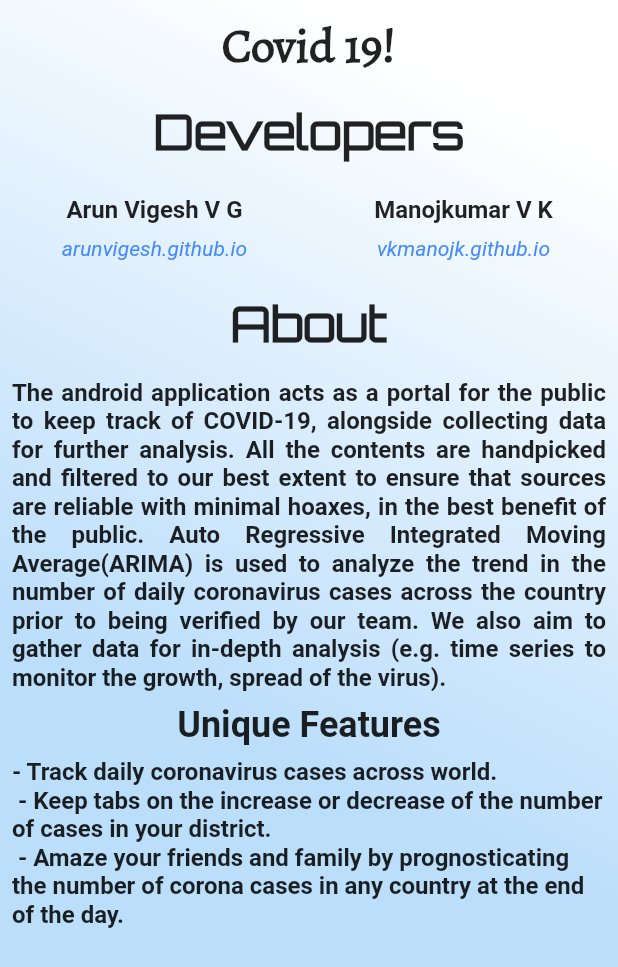
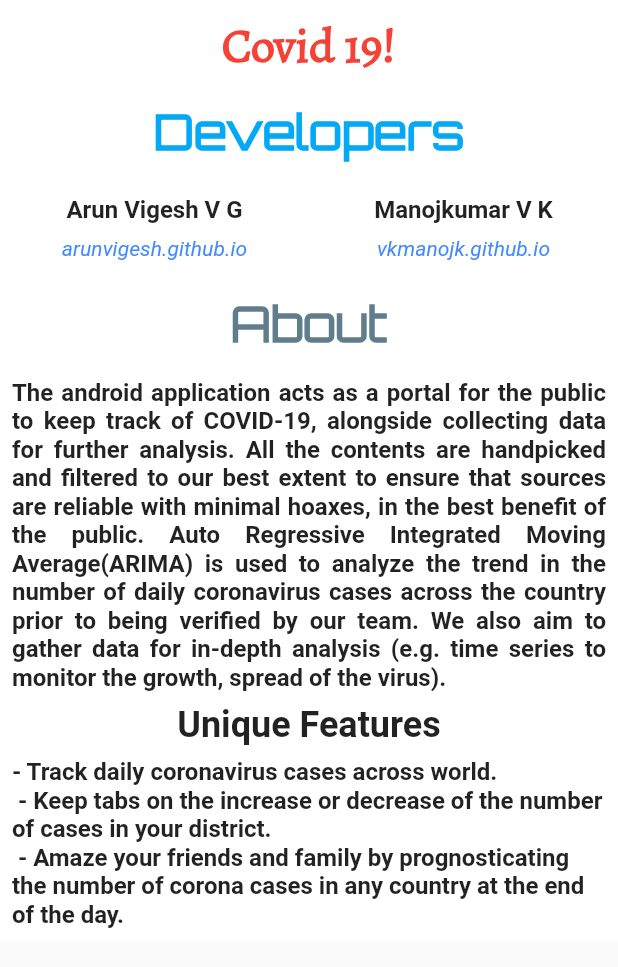
Before and after one commit to ArunVigesh/covid-19-flutter-app, a Flutter app: the Menu screen opened directly, on a phone screen of 412 x 824 dp. Shown: the top 967 px of the screen. Run offline on Flutter 3.47's test engine with Material 2 defaults, Android fonts, the phone set to English and light mode, and no system bars; our stand-ins replace connectivity; network calls fail.

Commit message:
Minor Updates

```diff
--- a/lib/menu.dart
+++ b/lib/menu.dart
@@ -13,12 +13,13 @@ class _MenuState extends State<Menu> {
       body: Container(
         decoration: BoxDecoration(
             gradient: LinearGradient(
-          colors: [Colors.white, Colors.blue[100]],
+          colors: [Colors.white, Colors.white],
           begin: const FractionalOffset(0.5, 0.0),
           end: const FractionalOffset(0.0, 0.5),
           stops: [0.0, 1.0],
         )),
         child: SafeArea(
+          child: SingleChildScrollView(
             child: Column(
               children: <Widget>[
                 Padding(
@@ -28,7 +29,8 @@ class _MenuState extends State<Menu> {
                     style: TextStyle(
                         fontSize: 32.0,
                         fontWeight: FontWeight.bold,
-                      fontFamily: 'Alegreya'),
+                        fontFamily: 'Alegreya',
+                        color: Colors.red),
                   ),
                 ),
                 Padding(
@@ -38,7 +40,8 @@ class _MenuState extends State<Menu> {
                     style: TextStyle(
                         fontSize: 32.0,
                         fontWeight: FontWeight.bold,
-                      fontFamily: 'Orbitron'),
+                        fontFamily: 'Orbitron',
+                        color: Colors.lightBlue),
                   ),
                 ),
                 Row(
@@ -49,7 +52,8 @@ class _MenuState extends State<Menu> {
                               child: Text(
                                 "Arun Vigesh V G",
                                 style: TextStyle(
-                          fontSize: 16.0, fontWeight: FontWeight.bold),
+                                    fontSize: 16.0,
+                                    fontWeight: FontWeight.bold),
                               )),
                           subtitle: InkWell(
                             child: Center(
@@ -63,7 +67,8 @@ class _MenuState extends State<Menu> {
                                   ),
                                 )),
                             onTap: () async {
-                        if (await canLaunch("http://arunvigesh.github.io")) {
+                              if (await canLaunch(
+                                  "http://arunvigesh.github.io")) {
                                 await launch("http://arunvigesh.github.io");
                               }
                             },
@@ -105,7 +110,8 @@ class _MenuState extends State<Menu> {
                     style: TextStyle(
                         fontSize: 32.0,
                         fontWeight: FontWeight.bold,
-                      fontFamily: 'Orbitron'),
+                        fontFamily: 'Orbitron',
+                        color: Colors.blueGrey),
                   ),
                 ),
                 Padding(
@@ -113,7 +119,8 @@ class _MenuState extends State<Menu> {
                   child: Text(
                     "\t\t The android application acts as a portal for the public to keep track of COVID-19, alongside collecting data for further analysis. All the contents are handpicked and filtered to our best extent to ensure that sources are reliable with minimal hoaxes, in the best benefit of the public. Auto Regressive Integrated Moving Average(ARIMA) is used to analyze the trend in the number of daily coronavirus cases across the country prior to being verified by our team. We also aim to gather data for in-depth analysis (e.g. time series to monitor the growth, spread of the virus).",
                     textAlign: TextAlign.justify,
-                  style: TextStyle(fontSize: 16.0, fontWeight: FontWeight.bold),
+                    style:
+                    TextStyle(fontSize: 16.0, fontWeight: FontWeight.bold),
                   ),
                 ),
                 Text(
@@ -124,13 +131,15 @@ class _MenuState extends State<Menu> {
                   padding: const EdgeInsets.all(8.0),
                   child: Text(
                     "- Track daily coronavirus cases across world.\n - Keep tabs on the increase or decrease of the number of cases in your district. \n - Amaze your friends and family by prognosticating the number of corona cases in any country at the end of the day.",
-                  style: TextStyle(fontSize: 16.0, fontWeight: FontWeight.bold),
+                    style:
+                    TextStyle(fontSize: 16.0, fontWeight: FontWeight.bold),
                   ),
                 )
               ],
             ),
           ),
         ),
+      ),
     );
   }
 }
```
Lines whose indentation alone changed are shown as unchanged.
